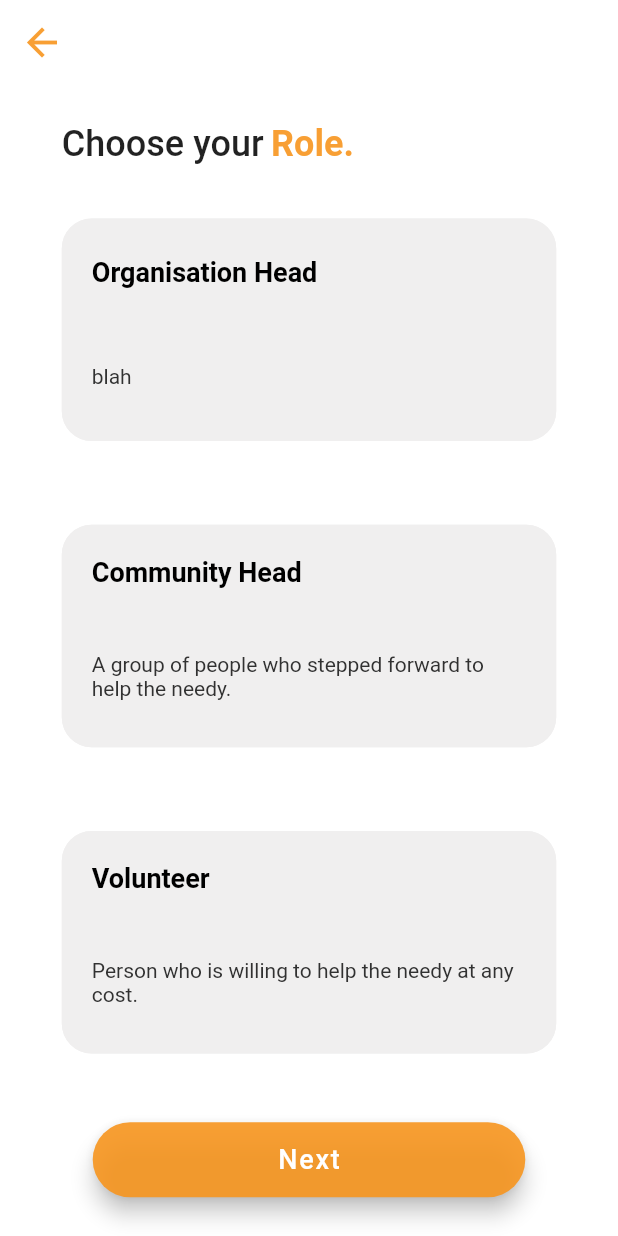
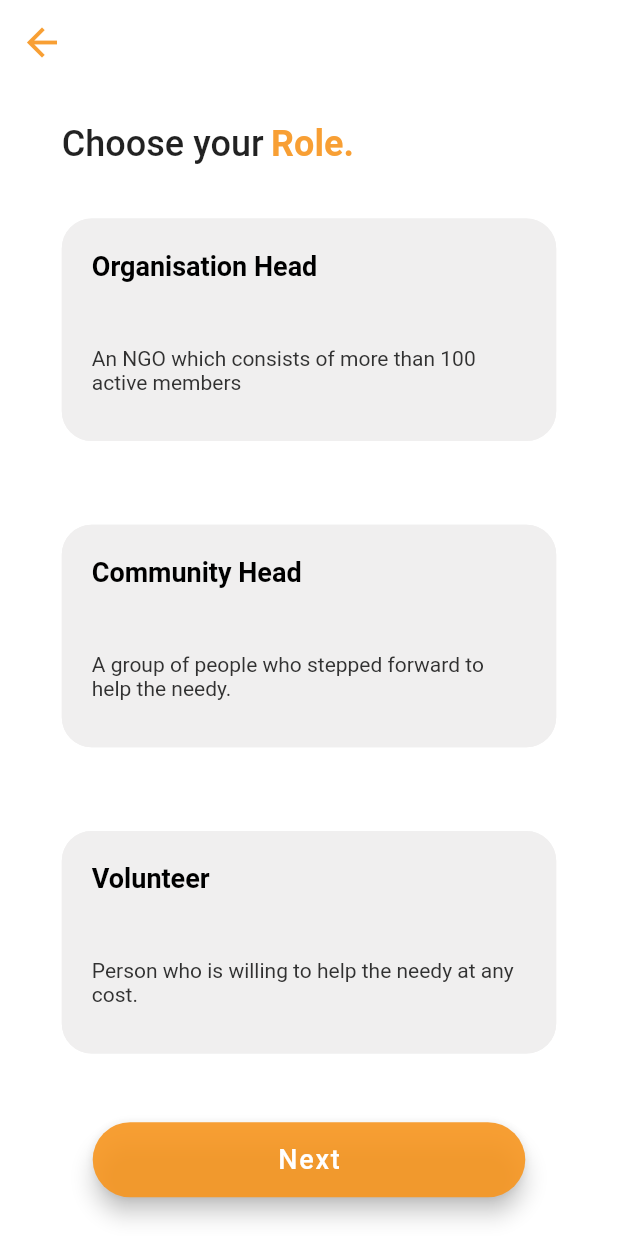
Before and after one commit to Ayushi8989/krita, a Flutter app: the userRole screen opened directly, on a phone screen of 412 x 824 dp. Run offline on Flutter 3.47's test engine with Material 2 defaults, Android fonts, the phone set to English and light mode, and no system bars; our stand-ins replace firebase_auth, firebase_core, font_awesome_flutter, google_sign_in, icons_plus; accounts and stored records are empty.

```diff
--- a/lib/ngo/userRole.dart
+++ b/lib/ngo/userRole.dart
@@ -70,7 +70,7 @@ class _userRoleState extends State<userRole> {
                 }),
                 child: userRole_Card(
                   heading: 'Organisation Head',
-                  description: 'blah',
+                  description: 'An NGO which consists of more than 100 active members',
                   isClicked: count == 1 ? true : false,
                 ),
               ),
```
Also changed, not shown: 1 other file.
